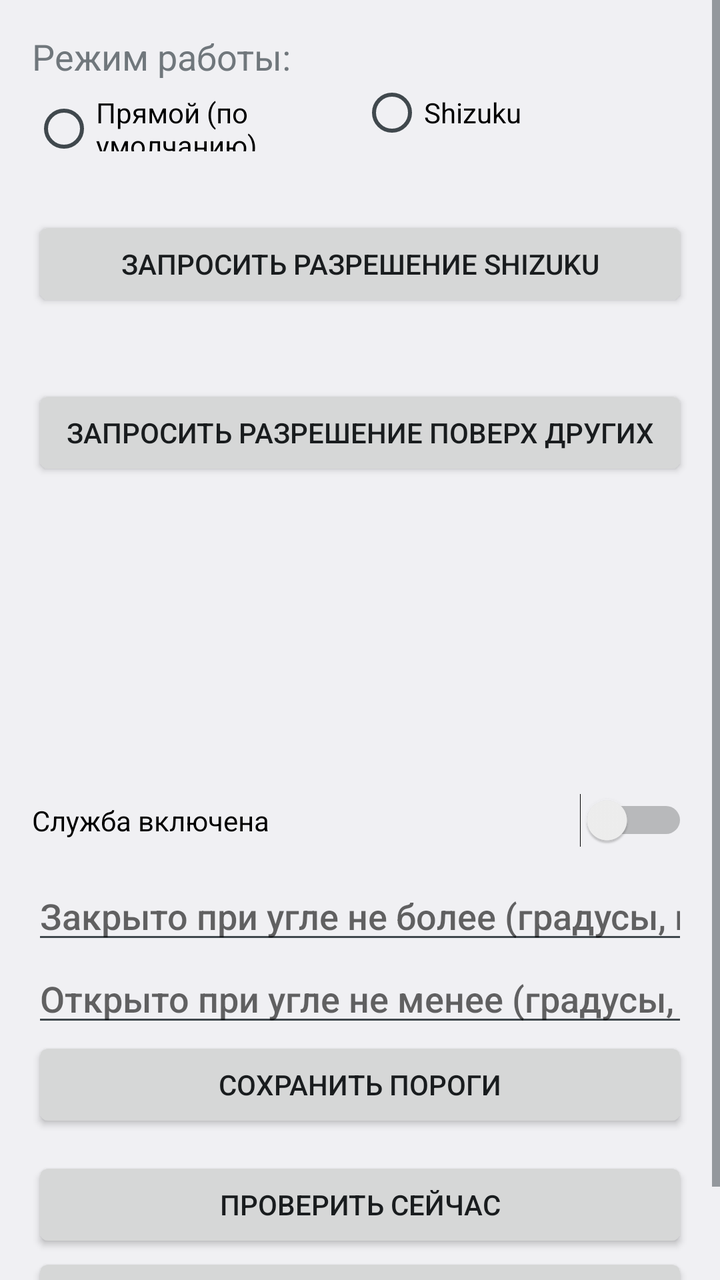
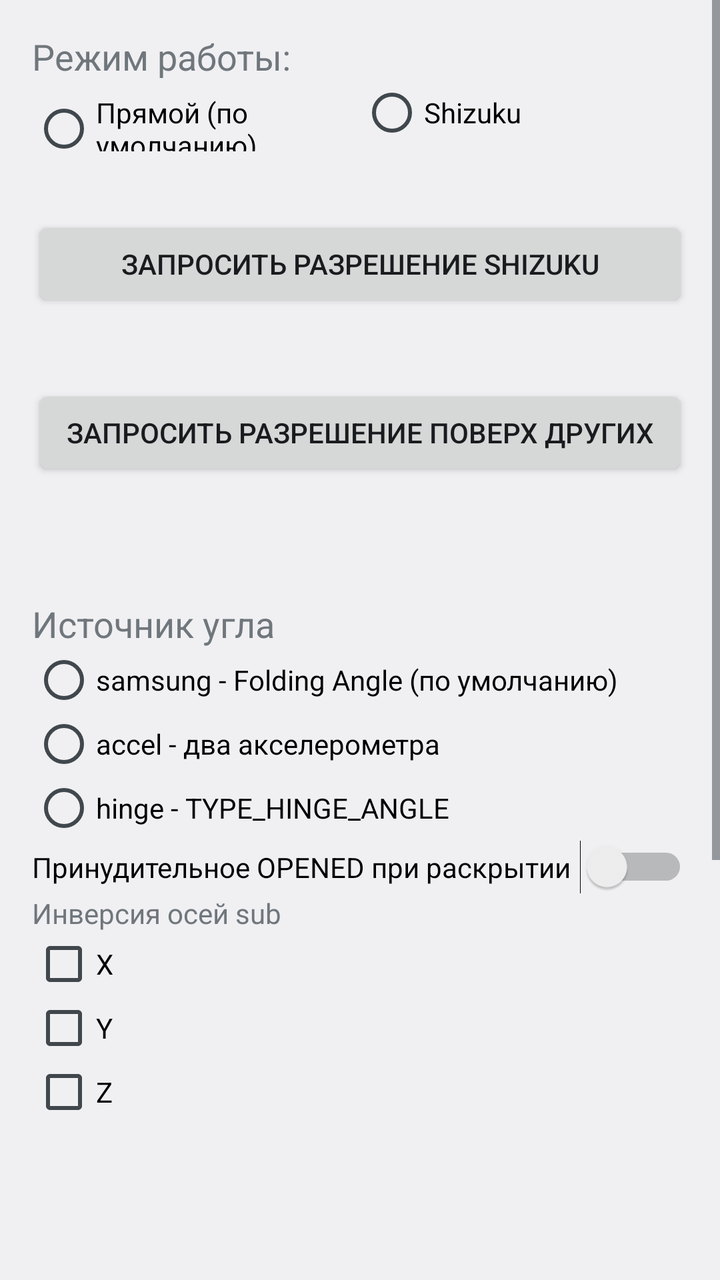

An Android layout rendered at two revisions. The XML below is the earlier revision; the diff shows what the commit changed to produce the second picture.
<!-- AndroidManifest.xml: application theme AppTheme -->
<!-- res/layout/activity_main.xml -->
<?xml version="1.0" encoding="utf-8"?>
<ScrollView xmlns:android="http://schemas.android.com/apk/res/android"
    android:id="@+id/root"
    android:layout_width="match_parent"
    android:layout_height="match_parent"
    android:fillViewport="true">

    <LinearLayout
        android:layout_width="match_parent"
        android:layout_height="wrap_content"
        android:orientation="vertical"
        android:padding="16dp">

        
        <TextView
            android:layout_width="match_parent"
            android:layout_height="wrap_content"
            android:text="@string/mode_label"
            android:textSize="18sp" />

        <RadioGroup
            android:id="@+id/rgMode"
            android:layout_width="match_parent"
            android:layout_height="wrap_content"
            android:orientation="horizontal">

            <RadioButton
                android:id="@+id/rbDirect"
                android:layout_width="0dp"
                android:layout_height="wrap_content"
                android:layout_weight="1"
                android:text="@string/mode_direct" />

            <RadioButton
                android:id="@+id/rbShizuku"
                android:layout_width="0dp"
                android:layout_height="wrap_content"
                android:layout_weight="1"
                android:text="@string/mode_shizuku" />
        </RadioGroup>

        
        <TextView
            android:id="@+id/tvShizuku"
            android:layout_width="match_parent"
            android:layout_height="wrap_content"
            android:layout_marginTop="8dp"
            android:textSize="18sp" />

        <Button
            android:id="@+id/btnPermission"
            android:layout_width="match_parent"
            android:layout_height="wrap_content"
            android:text="@string/btn_request_permission" />

        
        <TextView
            android:id="@+id/tvOverlay"
            android:layout_width="match_parent"
            android:layout_height="wrap_content"
            android:layout_marginTop="12dp"
            android:textSize="18sp" />

        <Button
            android:id="@+id/btnOverlay"
            android:layout_width="match_parent"
            android:layout_height="wrap_content"
            android:text="@string/btn_overlay_permission" />

        
        <TextView
            android:id="@+id/tvDsmStatus"
            android:layout_width="match_parent"
            android:layout_height="wrap_content"
            android:layout_marginTop="12dp"
            android:textSize="18sp" />

        
        <TextView
            android:id="@+id/tvStatus"
            android:layout_width="match_parent"
            android:layout_height="wrap_content"
            android:layout_marginTop="4dp"
            android:textSize="14sp"
            android:textColor="?android:attr/textColorSecondary" />

        
        <TextView
            android:id="@+id/tvSensor"
            android:layout_width="match_parent"
            android:layout_height="wrap_content"
            android:layout_marginTop="12dp"
            android:textSize="18sp" />

        <TextView
            android:id="@+id/tvAngle"
            android:layout_width="match_parent"
            android:layout_height="wrap_content"
            android:textSize="18sp" />

        <TextView
            android:id="@+id/tvState"
            android:layout_width="match_parent"
            android:layout_height="wrap_content"
            android:textSize="18sp" />

        <Switch
            android:id="@+id/swService"
            android:layout_width="match_parent"
            android:layout_height="wrap_content"
            android:layout_marginTop="12dp"
            android:text="@string/switch_service" />

        <EditText
            android:id="@+id/etClose"
            android:layout_width="match_parent"
            android:layout_height="wrap_content"
            android:layout_marginTop="12dp"
            android:hint="@string/hint_close_deg"
            android:importantForAutofill="no"
            android:inputType="numberDecimal" />

        <EditText
            android:id="@+id/etOpen"
            android:layout_width="match_parent"
            android:layout_height="wrap_content"
            android:hint="@string/hint_open_deg"
            android:importantForAutofill="no"
            android:inputType="numberDecimal" />

        <Button
            android:id="@+id/btnSave"
            android:layout_width="match_parent"
            android:layout_height="wrap_content"
            android:text="@string/btn_save_thresholds" />

        <Button
            android:id="@+id/btnTest"
            android:layout_width="match_parent"
            android:layout_height="wrap_content"
            android:layout_marginTop="12dp"
            android:text="@string/btn_test_now" />

        <Button
            android:id="@+id/btnBattery"
            android:layout_width="match_parent"
            android:layout_height="wrap_content"
            android:text="@string/btn_battery" />
    </LinearLayout>
</ScrollView>
<!-- resources referenced by this layout -->
<resources>
  <string name="btn_battery">Оптимизация батареи</string>
  <string name="btn_overlay_permission">Запросить разрешение поверх других</string>
  <string name="btn_request_permission">Запросить разрешение Shizuku</string>
  <string name="btn_save_thresholds">Сохранить пороги</string>
  <string name="btn_test_now">Проверить сейчас</string>
  <string name="hint_close_deg">Закрыто при угле не более (градусы, по умолчанию 10, без выдержки)</string>
  <string name="hint_open_deg">Открыто при угле не менее (градусы, по умолчанию 15)</string>
  <string name="mode_direct">Прямой (по умолчанию)</string>
  <string name="mode_label">Режим работы:</string>
  <string name="mode_shizuku">Shizuku</string>
  <string name="switch_service">Служба включена</string>
  <style name="AppTheme" parent="@android:style/Theme.DeviceDefault.DayNight" />
</resources>

<!-- the commit's change to res/layout/activity_main.xml (unified diff, before → after) -->
@@ -84,6 +84,28 @@
             android:textSize="14sp"
             android:textColor="?android:attr/textColorSecondary" />
 
+        <TextView android:layout_width="match_parent" android:layout_height="wrap_content"
+            android:text="@string/source_label" android:textSize="18sp" />
+        <RadioGroup android:id="@+id/rgSource" android:layout_width="match_parent"
+            android:layout_height="wrap_content">
+            <RadioButton android:id="@+id/rbSamsung" android:layout_width="match_parent"
+                android:layout_height="wrap_content" android:text="@string/source_samsung" />
+            <RadioButton android:id="@+id/rbAccel" android:layout_width="match_parent"
+                android:layout_height="wrap_content" android:text="@string/source_accel" />
+            <RadioButton android:id="@+id/rbHinge" android:layout_width="match_parent"
+                android:layout_height="wrap_content" android:text="@string/source_hinge" />
+        </RadioGroup>
+        <Switch android:id="@+id/swForceOpened" android:layout_width="match_parent"
+            android:layout_height="wrap_content" android:text="@string/force_opened" />
+        <TextView android:layout_width="match_parent" android:layout_height="wrap_content"
+            android:text="@string/invert_sub" />
+        <CheckBox android:id="@+id/cbInvertX" android:layout_width="match_parent"
+            android:layout_height="wrap_content" android:text="@string/axis_x" />
+        <CheckBox android:id="@+id/cbInvertY" android:layout_width="match_parent"
+            android:layout_height="wrap_content" android:text="@string/axis_y" />
+        <CheckBox android:id="@+id/cbInvertZ" android:layout_width="match_parent"
+            android:layout_height="wrap_content" android:text="@string/axis_z" />
+
         
         <TextView
             android:id="@+id/tvSensor"
<!-- resource entries referenced after the edit -->
@@ -1,15 +1,24 @@
 <!-- resources referenced by this layout -->
 <resources>
+  <string name="axis_x">X</string>
+  <string name="axis_y">Y</string>
+  <string name="axis_z">Z</string>
   <string name="btn_battery">Оптимизация батареи</string>
   <string name="btn_overlay_permission">Запросить разрешение поверх других</string>
   <string name="btn_request_permission">Запросить разрешение Shizuku</string>
   <string name="btn_save_thresholds">Сохранить пороги</string>
   <string name="btn_test_now">Проверить сейчас</string>
+  <string name="force_opened">Принудительное OPENED при раскрытии</string>
   <string name="hint_close_deg">Закрыто при угле не более (градусы, по умолчанию 10, без выдержки)</string>
   <string name="hint_open_deg">Открыто при угле не менее (градусы, по умолчанию 15)</string>
+  <string name="invert_sub">Инверсия осей sub</string>
   <string name="mode_direct">Прямой (по умолчанию)</string>
   <string name="mode_label">Режим работы:</string>
   <string name="mode_shizuku">Shizuku</string>
+  <string name="source_accel">accel - два акселерометра</string>
+  <string name="source_hinge">hinge - TYPE_HINGE_ANGLE</string>
+  <string name="source_label">Источник угла</string>
+  <string name="source_samsung">samsung - Folding Angle (по умолчанию)</string>
   <string name="switch_service">Служба включена</string>
   <style name="AppTheme" parent="@android:style/Theme.DeviceDefault.DayNight" />
 </resources>
